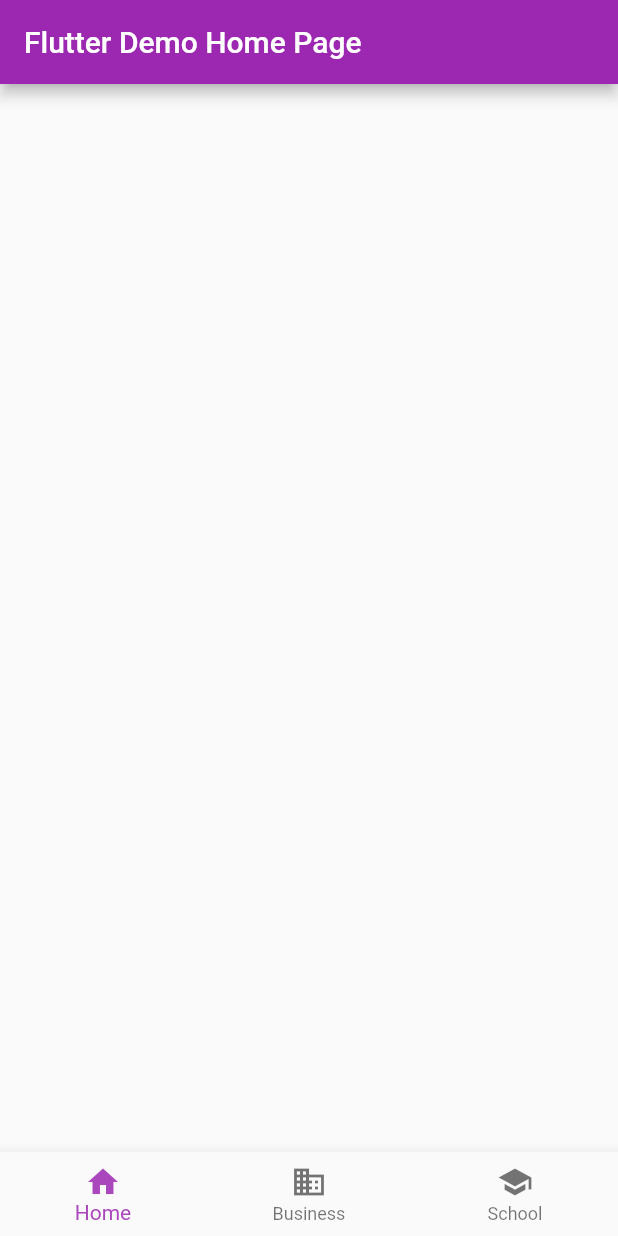
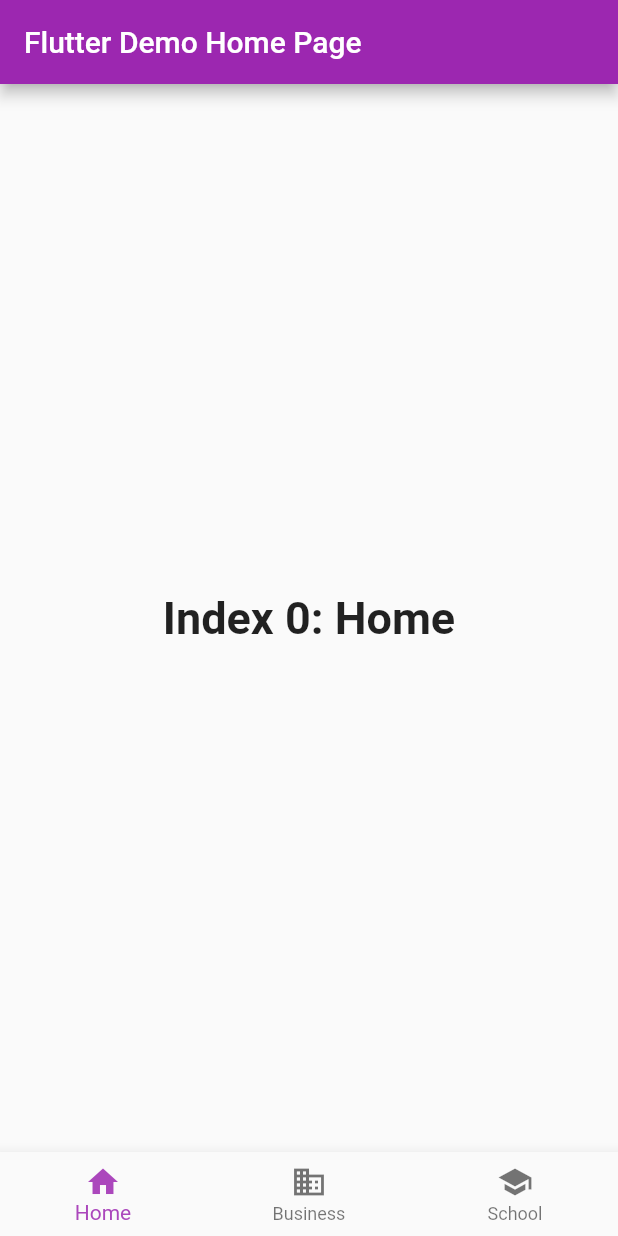
Before and after one commit to MyNameIsBond/eventApp, a Flutter app: the screen it shows after launch, on a phone screen of 412 x 824 dp. Run offline on Flutter 3.47's test engine with Material 2 defaults, Android fonts, the phone set to English and light mode, and no system bars.

```diff
--- a/lib/main.dart
+++ b/lib/main.dart
@@ -27,11 +27,21 @@ class MyHomePage extends StatefulWidget {
 
 class _MyHomePageState extends State<MyHomePage> {
   int _selectedIndex = 0;
-
+  static const TextStyle optionStyle =
+      TextStyle(fontSize: 30, fontWeight: FontWeight.bold);
   static const List<Widget> _widgetOptions = <Widget>[
-    Column(children: <Widget>[]),
-    Column(children: <Widget>[]),
-    Column(children: <Widget>[]),
+    Text(
+      'Index 0: Home',
+      style: optionStyle,
+    ),
+    Text(
+      'Business',
+      style: optionStyle,
+    ),
+    Text(
+      'Index 2: School',
+      style: optionStyle,
+    ),
   ];
 
   void _onItemTapped(int index) {
@@ -46,12 +56,8 @@ class _MyHomePageState extends State<MyHomePage> {
       appBar: AppBar(
         title: Text(widget.title),
       ),
-      body: Column(
-        children: <Widget>[
-          Center(
-            child: _widgetOptions.elementAt(_selectedIndex),
-          ),
-        ],
+      body: Center(
+        child: _widgetOptions.elementAt(_selectedIndex),
       ),
       bottomNavigationBar: BottomNavigationBar(
         items: const <BottomNavigationBarItem>[
```
